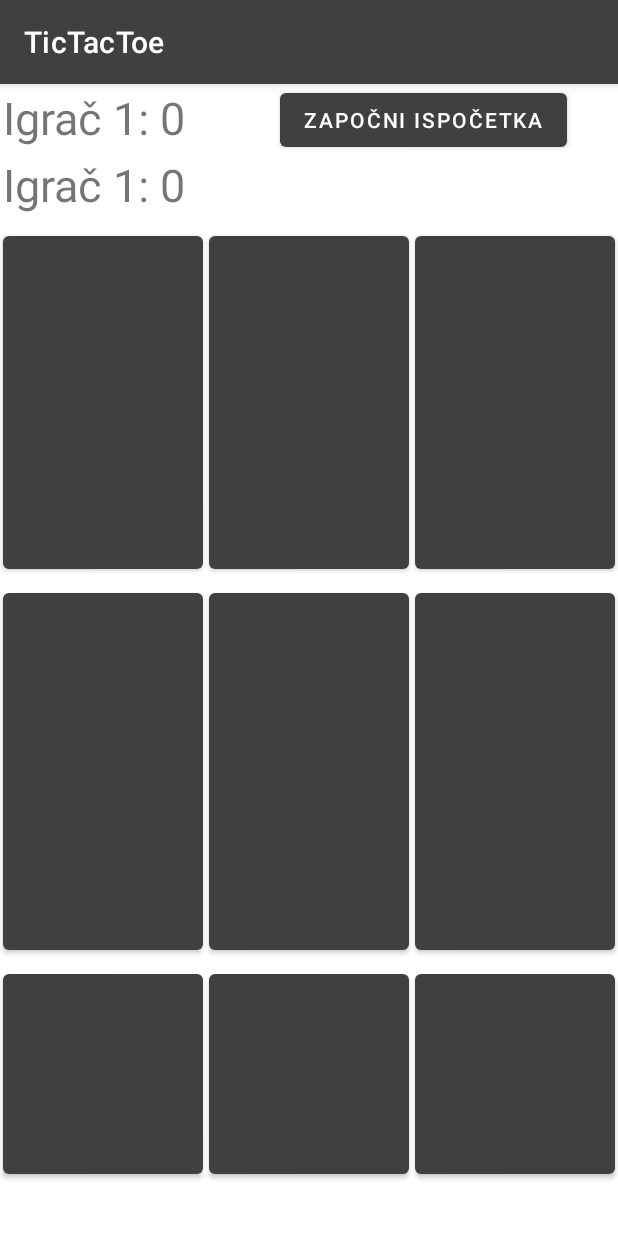
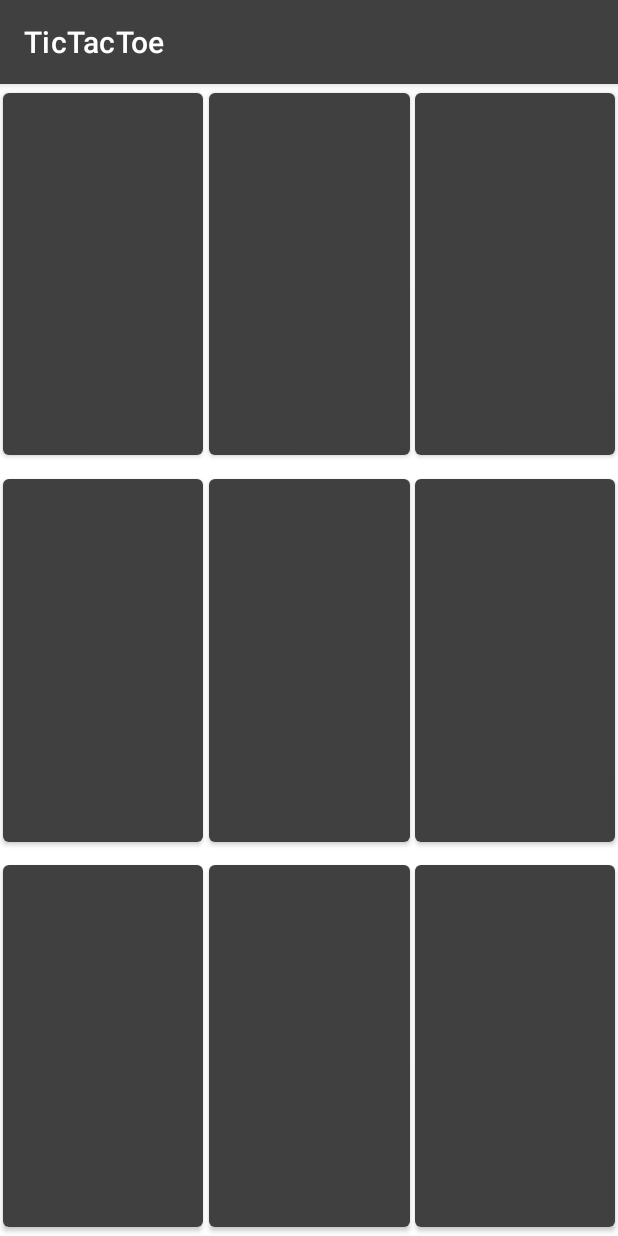
Before and after one commit to ajan9/TicTacToe, an Android app: the StartActivity screen opened directly, with no data from a screen before it, on a phone screen of 412 x 824 dp. Run offline under Robolectric (Android 15) with nearby library versions, the phone set to English and light mode, and no system bars.

Commit message:
TicTacToe simple

```diff
--- a/app/src/main/java/com/example/tictactoe/StartActivity.java
+++ b/app/src/main/java/com/example/tictactoe/StartActivity.java
@@ -3,7 +3,6 @@ package com.example.tictactoe;
 import android.os.Bundle;
 import android.view.View;
 import android.widget.Button;
-import android.widget.TextView;
 import android.widget.Toast;
 
 import androidx.appcompat.app.AppCompatActivity;
@@ -13,13 +12,7 @@ public class StartActivity extends AppCompatActivity implements View.OnClickList
 
     private Button[][] buttons = new Button[3][3];
     private boolean player1Turn = true;
-    private int roundCount;
-    private int player1Points;
-    private int player2Points;
-
-    private TextView player1;
-    private TextView player2;
-    private Button reset;
+    private int roundCount = 0;
 
     @Override
     protected void onCreate(Bundle savedInstanceState) {
@@ -31,10 +24,6 @@ public class StartActivity extends AppCompatActivity implements View.OnClickList
 
     public void initListeners(){
 
-        player1 = findViewById(R.id.player1);
-        player2 = findViewById(R.id.player2);
-        reset = findViewById(R.id.reset);
-
         for (int i = 0; i < 3; i++){
             for(int j = 0; j < 3; j++){
                 String buttonID = "button" + i + j;
@@ -43,20 +32,10 @@ public class StartActivity extends AppCompatActivity implements View.OnClickList
                 buttons[i][j].setOnClickListener(this);
             }
         }
-
-        reset.setOnClickListener(new View.OnClickListener() {
-            @Override
-            public void onClick(View view) {
-                resetGame();
-            }
-        });
-
     }
 
     @Override
     public void onClick(View v) {
-
-        // Ako je prazan
         if(!((Button)v).getText().toString().equals("")){
             return;
         }
@@ -66,8 +45,6 @@ public class StartActivity extends AppCompatActivity implements View.OnClickList
         }else{
             ((Button)v).setText("O");
         }
-
-        roundCount++;
 
         if(checkForWin()){
             if(player1Turn){
@@ -121,15 +98,11 @@ public class StartActivity extends AppCompatActivity implements View.OnClickList
     }
 
     private void player1Wins(){
-        player1Points++;
-        Toast.makeText(this,"Player 1 wins!", Toast.LENGTH_SHORT).show();
-        updatePointsText();
+        Toast.makeText(this,"Player 1 wins!", Toast.LENGTH_LONG).show();
         resetBoard();
     }
     private void player2Wins(){
-        player2Points++;
-        Toast.makeText(this,"Player 2 wins!", Toast.LENGTH_SHORT).show();
-        updatePointsText();
+        Toast.makeText(this,"Player 2 wins!", Toast.LENGTH_LONG).show();
         resetBoard();
     }
 
@@ -138,10 +111,6 @@ public class StartActivity extends AppCompatActivity implements View.OnClickList
         resetBoard();
     }
 
-    private void updatePointsText(){
-        player1.setText("Player 1: " + player1Points);
-        player2.setText("Player 2: " + player2Points);
-    }
 
     private void resetBoard(){
         for(int i = 0; i < 3; i ++){
@@ -149,15 +118,8 @@ public class StartActivity extends AppCompatActivity implements View.OnClickList
                 buttons[i][j].setText("");
             }
         }
-        roundCount = 0;
         player1Turn = true;
     }
 
-    public void resetGame(){
-        player1Points = 0;
-        player2Points = 0;
-        updatePointsText();
-        resetBoard();
-    }
 
 }
--- a/app/src/main/res/layout/activity_main.xml
+++ b/app/src/main/res/layout/activity_main.xml
@@ -7,12 +7,14 @@
     tools:context=".MainActivity">
 
 
-    <RelativeLayout
+    <androidx.constraintlayout.widget.ConstraintLayout
+        android:id="@+id/relativeLayout"
         android:layout_width="match_parent"
         android:layout_height="match_parent"
         android:gravity="center"
         android:orientation="vertical"
         app:layout_constraintEnd_toEndOf="parent"
+        app:layout_constraintHorizontal_bias="1.0"
         app:layout_constraintStart_toStartOf="parent"
         app:layout_constraintTop_toTopOf="parent">
 
@@ -20,30 +22,38 @@
             android:id="@+id/gameName"
             android:layout_width="wrap_content"
             android:layout_height="wrap_content"
-            android:layout_marginBottom="200dp"
+            android:layout_marginTop="152dp"
             android:text="Križić - kružić"
-            android:textSize="50sp" />
+            android:textSize="50sp"
+            app:layout_constraintEnd_toEndOf="parent"
+            app:layout_constraintStart_toStartOf="parent"
+            app:layout_constraintTop_toTopOf="parent" />
 
         <Button
             android:id="@+id/game"
             android:layout_width="wrap_content"
             android:layout_height="wrap_content"
-            android:layout_below="@+id/gameName"
-            android:layout_marginBottom="30dp"
+            android:layout_marginTop="132dp"
             android:clickable="true"
             android:focusable="true"
             android:text="Započni igru"
-            android:textSize="30sp" />
+            android:textSize="30sp"
+            app:layout_constraintEnd_toEndOf="parent"
+            app:layout_constraintStart_toStartOf="parent"
+            app:layout_constraintTop_toBottomOf="@+id/gameName" />
 
         <Button
             android:id="@+id/colors"
             android:layout_width="wrap_content"
             android:layout_height="wrap_content"
+            android:layout_marginTop="80dp"
             android:gravity="center"
             android:text="Odaberi boje"
-            android:layout_below="@id/game"
-            android:textSize="30sp" />
+            android:textSize="30sp"
+            app:layout_constraintEnd_toEndOf="parent"
+            app:layout_constraintStart_toStartOf="parent"
+            app:layout_constraintTop_toBottomOf="@id/game" />
 
-    </RelativeLayout>
+    </androidx.constraintlayout.widget.ConstraintLayout>
 
 </androidx.constraintlayout.widget.ConstraintLayout>
--- a/app/src/main/res/layout/activity_start.xml
+++ b/app/src/main/res/layout/activity_start.xml
@@ -2,151 +2,122 @@
 <androidx.constraintlayout.widget.ConstraintLayout xmlns:android="http://schemas.android.com/apk/res/android"
     xmlns:app="http://schemas.android.com/apk/res-auto"
     xmlns:tools="http://schemas.android.com/tools"
+    android:id="@+id/main"
     android:layout_width="match_parent"
     android:layout_height="match_parent"
     android:orientation="vertical"
-    android:id="@+id/main"
     tools:context=".StartActivity">
 
-    <RelativeLayout
-        android:id="@+id/relative"
+
+    <androidx.constraintlayout.widget.ConstraintLayout
+        android:id="@+id/lay0"
         android:layout_width="match_parent"
-        android:layout_height="wrap_content"
-        android:gravity="top"
-        android:orientation="vertical"
-        app:layout_constraintBottom_toTopOf="@+id/linearLayout"
+        android:layout_height="match_parent"
+        app:layout_constraintBottom_toBottomOf="parent"
         app:layout_constraintEnd_toEndOf="parent"
-        app:layout_constraintStart_toStartOf="parent"
-        app:layout_constraintTop_toTopOf="parent">
-
-        <TextView
-            android:id="@+id/player1"
-            android:layout_width="wrap_content"
-            android:layout_height="wrap_content"
-            android:layout_margin="2dp"
-            android:layout_marginStart="2dp"
-            android:layout_marginTop="2dp"
-            android:layout_marginEnd="2dp"
-            android:layout_marginBottom="2dp"
-            android:text="Igrač 1: 0"
-            android:textSize="30sp" />
-
-        <TextView
-            android:id="@+id/player2"
-            android:layout_width="wrap_content"
-            android:layout_height="wrap_content"
-            android:layout_below="@id/player1"
-            android:layout_margin="2dp"
-            android:text="Igrač 1: 0"
-            android:textSize="30sp" />
-
-        <Button
-            android:id="@+id/reset"
-            android:layout_width="wrap_content"
-            android:layout_height="wrap_content"
-            android:layout_alignEnd="@id/player2"
-            android:layout_alignRight="@+id/player2"
-            android:layout_marginEnd="-254dp"
-            android:layout_marginRight="-254dp"
-            android:text="ZAPOČNI ISPOČETKA" />
-
-    </RelativeLayout>
-
-
-    <LinearLayout
-        android:id="@+id/linearLayout"
-        android:layout_width="412dp"
-        android:layout_height="641dp"
-        android:layout_marginStart="2dp"
-        android:layout_marginTop="4dp"
-        android:layout_marginEnd="2dp"
-        android:orientation="vertical"
-        app:layout_constraintBottom_toBottomOf="@id/relative"
-        app:layout_constraintEnd_toEndOf="@id/relative"
-        app:layout_constraintStart_toStartOf="@id/relative"
-        app:layout_constraintTop_toBottomOf="@+id/relative">
-
-
-        <LinearLayout
-            android:layout_width="match_parent"
-            android:layout_height="238dp"
-            android:orientation="horizontal">
+        app:layout_constraintHorizontal_bias="0.0"
+        app:layout_constraintStart_toStartOf="parent">
 
         <Button
             android:id="@+id/button00"
-                android:layout_width="wrap_content"
-                android:layout_height="match_parent"
-                android:layout_margin="2dp"
-                android:layout_weight="1" />
+            android:layout_width="0dp"
+            android:layout_height="0dp"
+            android:layout_marginStart="2dp"
+            android:layout_marginEnd="4dp"
+            android:layout_marginBottom="4dp"
+            app:layout_constraintBottom_toTopOf="@+id/button10"
+            app:layout_constraintEnd_toStartOf="@+id/button01"
+            app:layout_constraintStart_toStartOf="parent"
+            app:layout_constraintTop_toTopOf="parent" />
 
         <Button
             android:id="@+id/button01"
-                android:layout_width="wrap_content"
-                android:layout_height="match_parent"
-                android:layout_margin="2dp"
-                android:layout_weight="1" />
+            android:layout_width="0dp"
+            android:layout_height="0dp"
+            android:layout_marginEnd="3dp"
+            android:layout_marginBottom="4dp"
+            app:layout_constraintBottom_toTopOf="@+id/button11"
+            app:layout_constraintEnd_toStartOf="@+id/button02"
+            app:layout_constraintStart_toEndOf="@+id/button00"
+            app:layout_constraintTop_toTopOf="parent" />
 
         <Button
             android:id="@+id/button02"
-                android:layout_width="wrap_content"
-                android:layout_height="match_parent"
-                android:layout_margin="2dp"
-                android:layout_weight="1" />
-        </LinearLayout>
+            android:layout_width="0dp"
+            android:layout_height="0dp"
+            android:layout_marginEnd="2dp"
+            android:layout_marginBottom="4dp"
+            app:layout_constraintBottom_toTopOf="@+id/button12"
+            app:layout_constraintEnd_toEndOf="parent"
+            app:layout_constraintStart_toEndOf="@+id/button01"
+            app:layout_constraintTop_toTopOf="parent" />
 
-        <LinearLayout
-            android:layout_width="match_parent"
-            android:layout_height="254dp"
-            android:orientation="horizontal">
 
         <Button
             android:id="@+id/button10"
-                android:layout_width="wrap_content"
-                android:layout_height="match_parent"
-                android:layout_margin="2dp"
-                android:layout_weight="1" />
+            android:layout_width="0dp"
+            android:layout_height="0dp"
+            android:layout_marginStart="2dp"
+            android:layout_marginEnd="4dp"
+            android:layout_marginBottom="3dp"
+            app:layout_constraintBottom_toTopOf="@+id/button20"
+            app:layout_constraintEnd_toStartOf="@+id/button11"
+            app:layout_constraintStart_toStartOf="parent"
+            app:layout_constraintTop_toBottomOf="@+id/button00" />
 
         <Button
             android:id="@+id/button11"
-                android:layout_width="wrap_content"
-                android:layout_height="match_parent"
-                android:layout_margin="2dp"
-                android:layout_weight="1" />
+            android:layout_width="0dp"
+            android:layout_height="0dp"
+            android:layout_marginEnd="3dp"
+            android:layout_marginBottom="3dp"
+            app:layout_constraintBottom_toTopOf="@+id/button21"
+            app:layout_constraintEnd_toStartOf="@+id/button12"
+            app:layout_constraintStart_toEndOf="@+id/button10"
+            app:layout_constraintTop_toBottomOf="@+id/button01" />
 
         <Button
             android:id="@+id/button12"
-                android:layout_width="wrap_content"
-                android:layout_height="match_parent"
-                android:layout_margin="2dp"
-                android:layout_weight="1" />
-        </LinearLayout>
+            android:layout_width="0dp"
+            android:layout_height="0dp"
+            android:layout_marginEnd="2dp"
+            android:layout_marginBottom="3dp"
+            app:layout_constraintBottom_toTopOf="@+id/button22"
+            app:layout_constraintEnd_toEndOf="parent"
+            app:layout_constraintStart_toEndOf="@+id/button11"
+            app:layout_constraintTop_toBottomOf="@+id/button02" />
 
-        <LinearLayout
-            android:layout_width="match_parent"
-            android:layout_height="match_parent"
-            android:orientation="horizontal">
 
         <Button
             android:id="@+id/button20"
-                android:layout_width="wrap_content"
-                android:layout_height="match_parent"
-                android:layout_margin="2dp"
-                android:layout_weight="1" />
+            android:layout_width="0dp"
+            android:layout_height="0dp"
+            android:layout_marginStart="2dp"
+            android:layout_marginEnd="4dp"
+            app:layout_constraintBottom_toBottomOf="parent"
+            app:layout_constraintEnd_toStartOf="@+id/button21"
+            app:layout_constraintStart_toStartOf="parent"
+            app:layout_constraintTop_toBottomOf="@+id/button10" />
 
         <Button
             android:id="@+id/button21"
-                android:layout_width="wrap_content"
-                android:layout_height="match_parent"
-                android:layout_margin="2dp"
-                android:layout_weight="1" />
+            android:layout_width="0dp"
+            android:layout_height="0dp"
+            android:layout_marginEnd="3dp"
+            app:layout_constraintBottom_toBottomOf="parent"
+            app:layout_constraintEnd_toStartOf="@+id/button22"
+            app:layout_constraintStart_toEndOf="@+id/button20"
+            app:layout_constraintTop_toBottomOf="@+id/button11" />
 
         <Button
             android:id="@+id/button22"
-                android:layout_width="wrap_content"
-                android:layout_height="match_parent"
-                android:layout_margin="2dp"
-                android:layout_weight="1" />
-        </LinearLayout>
+            android:layout_width="0dp"
+            android:layout_height="0dp"
+            android:layout_marginEnd="2dp"
+            app:layout_constraintBottom_toBottomOf="parent"
+            app:layout_constraintEnd_toEndOf="parent"
+            app:layout_constraintStart_toEndOf="@+id/button21"
+            app:layout_constraintTop_toBottomOf="@+id/button12" />
 
-    </LinearLayout>
     </androidx.constraintlayout.widget.ConstraintLayout>
+</androidx.constraintlayout.widget.ConstraintLayout>
```
Lines whose indentation alone changed are shown as unchanged.
